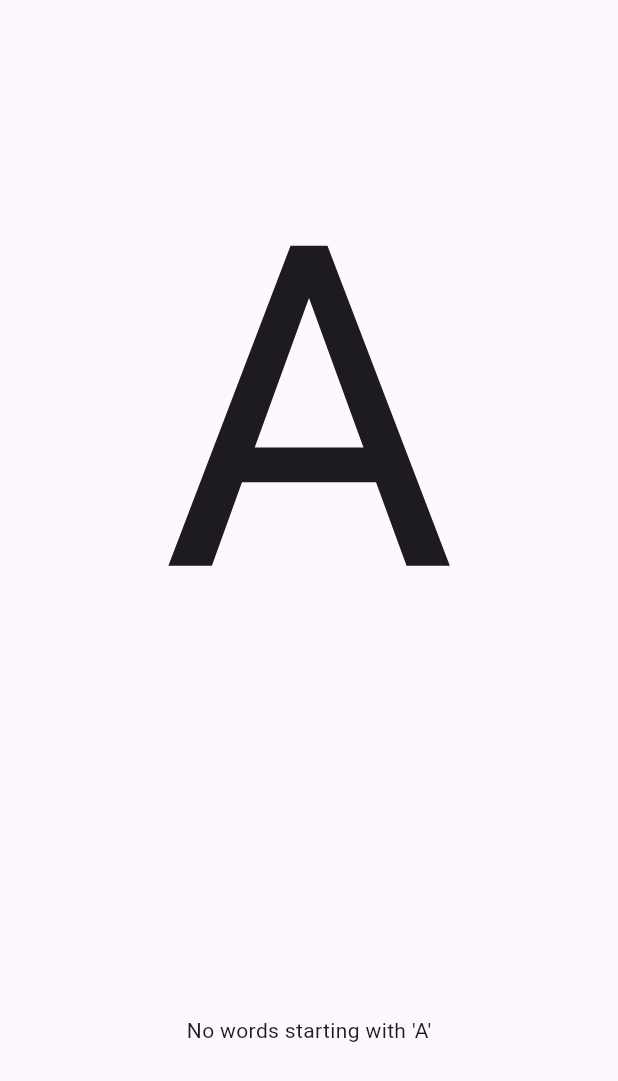
After one commit to paatre/abc, a Flutter app: the screen it shows after launch, on a phone screen of 412 x 824 dp. The commit adds this screen. Shown: the top 1081 px of the screen. Run offline on Flutter 3.47's test engine with Material 3 defaults, Android fonts, the phone set to English and light mode, and no system bars; our stand-ins replace auto_size_text, flutter_swiper_view.

Commit message:
Componentize swipers and refresh button

```diff
--- a/lib/main.dart
+++ b/lib/main.dart
@@ -1,8 +1,8 @@
 import 'package:abc/models/word.dart';
-import 'package:auto_size_text/auto_size_text.dart';
+import 'package:abc/widgets/alphabet_swiper.dart';
+import 'package:abc/widgets/words_swiper.dart';
 import 'package:flutter/material.dart';
 import 'package:flutter/services.dart' show SystemChrome, SystemUiOverlayStyle;
-import 'package:flutter_swiper_view/flutter_swiper_view.dart';
 import 'package:provider/provider.dart';
 
 void main() {
@@ -26,75 +26,7 @@ class ABC extends StatelessWidget {
         body: OrientationBuilder(
           builder: (BuildContext context, Orientation orientation) {
             if (orientation == Orientation.portrait) {
-              return Column(
-                mainAxisAlignment: MainAxisAlignment.center,
-                crossAxisAlignment: CrossAxisAlignment.center,
-                children: <Widget>[
-                  Flexible(
-                    flex: 2,
-                    child: Consumer<WordModel>(builder: (context, model, child) {
-                      return Swiper(
-                        itemCount: model.alphabet.length,
-                        itemBuilder: (context, index) {
-                          return Center(
-                            child: Text(
-                              model.alphabet[index],
-                              style: const TextStyle(fontSize: 300),
-                            ),
-                          );
-                        },
-                        onIndexChanged: (index) {
-                          model.letter = model.alphabet[index];
-                        },
-                      );
-                    }),
-                  ),
-                  Flexible(
-                    flex: 1,
-                    child: Consumer<WordModel>(builder: (context, model, child) {
-                      List<String> words = model.words
-                        .where((word) => word.startsWith(model.letter.toLowerCase()))
-                        .toList();
-                      if (words.isEmpty) {
-                        return Center(child: Text("No words starting with '${model.letter}'"));
-                      }
-                      return Column(
-                        children: [
-                          Expanded(
-                            child: Padding(
-                              padding: const EdgeInsets.all(32.0),
-                              child: Swiper(
-                                itemCount: words.length,
-                                itemBuilder: (context, index) {
-                                  return Center(
-                                    child: AutoSizeText(
-                                      words[index],
-                                      style: const TextStyle(fontSize: 100),
-                                    ),
-                                  );
-                                },
-                              ),
-                            ),
-                          ),
-                          Expanded(
-                            child: IconButton.outlined(
-                              style: OutlinedButton.styleFrom(
-                                shape: const CircleBorder(),
-                                padding: const EdgeInsets.all(8),
-                                side: const BorderSide(color: Colors.grey, width: 3)
-                              ),
-                              icon: const Icon(Icons.refresh),
-                              iconSize: 64,
-                              onPressed: model.shuffleWords,
-                              mouseCursor: MaterialStateMouseCursor.clickable,
-                            ),
-                          ),
-                        ],
-                      );
-                    }),
-                  )
-                ],
-              );
+              return const PortraitLayout();
             } else {
               return const Text('Landscape mode not supported');
             }
@@ -104,3 +36,27 @@ class ABC extends StatelessWidget {
     );
   }
 }
+
+class PortraitLayout extends StatelessWidget {
+  const PortraitLayout({
+    super.key,
+  });
+
+  @override
+  Widget build(BuildContext context) {
+    return const Column(
+      mainAxisAlignment: MainAxisAlignment.center,
+      crossAxisAlignment: CrossAxisAlignment.center,
+      children: <Widget>[
+        Flexible(
+          flex: 2,
+          child: AlphabetSwiper(),
+        ),
+        Flexible(
+          flex: 1,
+          child: WordsSwiper(),
+        )
+      ],
+    );
+  }
+}
--- /dev/null
+++ b/lib/widgets/alphabet_swiper.dart
@@ -0,0 +1,30 @@
+import 'package:abc/models/word.dart';
+import 'package:flutter/material.dart';
+import 'package:flutter_swiper_view/flutter_swiper_view.dart';
+import 'package:provider/provider.dart';
+
+class AlphabetSwiper extends StatelessWidget {
+  const AlphabetSwiper({
+    super.key,
+  });
+
+  @override
+  Widget build(BuildContext context) {
+    return Consumer<WordModel>(builder: (context, model, child) {
+      return Swiper(
+        itemCount: model.alphabet.length,
+        itemBuilder: (context, index) {
+          return Center(
+            child: Text(
+              model.alphabet[index],
+              style: const TextStyle(fontSize: 300),
+            ),
+          );
+        },
+        onIndexChanged: (index) {
+          model.letter = model.alphabet[index];
+        },
+      );
+    });
+  }
+}
--- /dev/null
+++ b/lib/widgets/words_swiper.dart
@@ -0,0 +1,53 @@
+import 'package:abc/models/word.dart';
+import 'package:abc/widgets/refresh_word_button.dart';
+import 'package:auto_size_text/auto_size_text.dart';
+import 'package:flutter/material.dart';
+import 'package:flutter_swiper_view/flutter_swiper_view.dart';
+import 'package:provider/provider.dart';
+
+class WordsSwiper extends StatelessWidget {
+  const WordsSwiper({
+    super.key,
+  });
+
+  @override
+  Widget build(BuildContext context) {
+    return Consumer<WordModel>(builder: (context, model, child) {
+      List<String> words = model.words
+        .where((word) => word.startsWith(model.letter.toLowerCase()))
+        .toList();
+      if (words.isEmpty) {
+        return Center(child: Text("No words starting with '${model.letter}'"));
+      }
+      return Column(
+        children: [
+          Expanded(
+            child: Padding(
+              padding: const EdgeInsets.all(32.0),
+              child: Swiper(
+                itemCount: words.length,
+                itemBuilder: (context, index) {
+                  return Center(
+                    child: AutoSizeText(
+                      words[index],
+                      style: const TextStyle(fontSize: 100),
+                    ),
+                  );
+                },
+              ),
+            ),
+          ),
+          Expanded(
+            child: Consumer<WordModel>(
+              builder: (context, model, child) {
+                return RefreshWordButton(
+                  onPressed: model.shuffleWords,
+                );
+              },
+            ),
+          ),
+        ],
+      );
+    });
+  }
+}
```
Also changed, not shown: lib/widgets/refresh_word_button.dart (added, +29 -0 lines).
